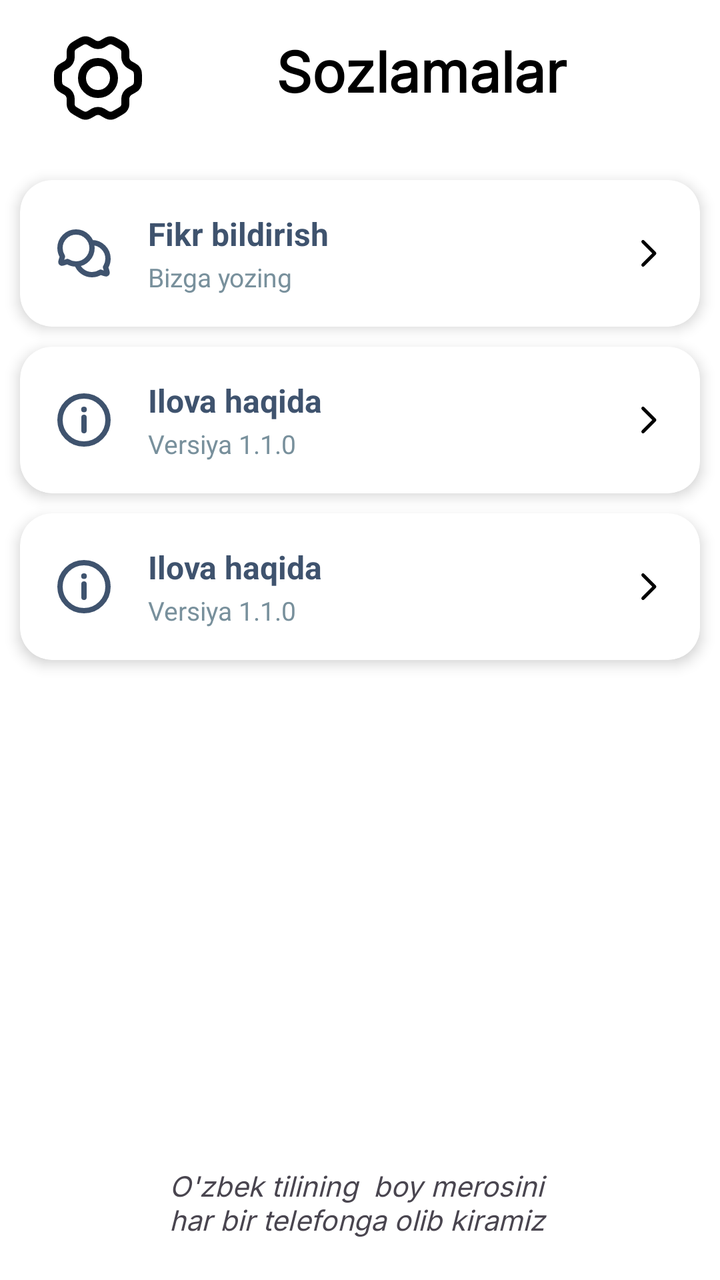
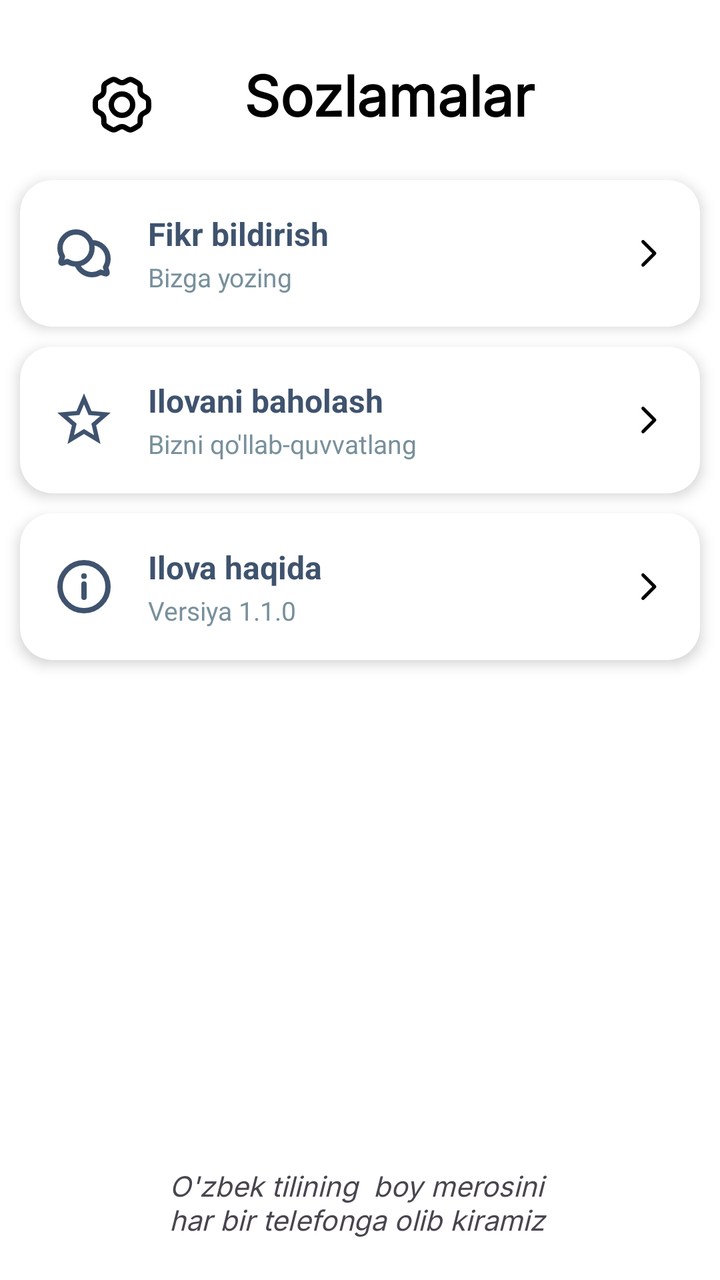

Compare the two renders of this Android layout. The source of the first and the diff that turns it into the second are given below.
<!-- AndroidManifest.xml: application theme Theme.OzbekTiliningIzohliUgati -->
<!-- res/layout/fragment_setting.xml -->
<?xml version="1.0" encoding="utf-8"?>
<androidx.constraintlayout.widget.ConstraintLayout xmlns:android="http://schemas.android.com/apk/res/android"
    xmlns:app="http://schemas.android.com/apk/res-auto"
    xmlns:tools="http://schemas.android.com/tools"
    android:layout_width="match_parent"
    android:layout_height="match_parent"
    android:background="@color/white"
    tools:context=".presentation.SettingFragment">

    <LinearLayout
        android:id="@+id/liner"
        android:layout_width="match_parent"
        android:layout_height="80dp"
        android:orientation="horizontal"
        android:paddingStart="25dp"
        android:paddingTop="15dp"
        app:layout_constraintEnd_toEndOf="parent"
        app:layout_constraintStart_toStartOf="parent"
        app:layout_constraintTop_toTopOf="parent">

        <androidx.appcompat.widget.AppCompatImageButton
            android:id="@+id/btn_sozlamalar"
            android:layout_width="wrap_content"
            android:layout_height="wrap_content"
            android:background="@null"
            android:src="@drawable/settings" />

        <View
            android:layout_width="65dp"
            android:layout_height="wrap_content" />

        <TextView
            android:layout_width="wrap_content"
            android:layout_height="wrap_content"
            android:fontFamily="@font/inter"
            android:text="Sozlamalar"
            android:textColor="@color/black"
            android:textSize="28sp"
            android:textStyle="bold" />
    </LinearLayout>

    <androidx.cardview.widget.CardView
        android:id="@+id/cardview1"
        android:layout_width="match_parent"
        android:layout_height="wrap_content"
        android:layout_margin="10dp"
        android:backgroundTint="@color/white"
        app:cardCornerRadius="16dp"
        app:cardElevation="4dp"
        app:layout_constraintEnd_toEndOf="parent"
        app:layout_constraintStart_toStartOf="parent"
        app:layout_constraintTop_toBottomOf="@id/liner">

        <LinearLayout
            android:layout_width="match_parent"
            android:layout_height="wrap_content"
            android:gravity="center_vertical"
            android:orientation="horizontal"
            android:padding="16dp">

            <ImageView
                android:layout_width="32dp"
                android:layout_height="32dp"
                android:src="@drawable/chat"
                app:tint="#3F536E" />

            <LinearLayout
                android:layout_width="0dp"
                android:layout_height="wrap_content"
                android:layout_marginStart="16dp"
                android:layout_weight="1"
                android:orientation="vertical">

                <TextView
                    android:layout_width="wrap_content"
                    android:layout_height="wrap_content"
                    android:text="Fikr bildirish"
                    android:textColor="#3F536E"
                    android:textSize="16sp"
                    android:textStyle="bold" />

                <TextView
                    android:layout_width="wrap_content"
                    android:layout_height="wrap_content"
                    android:layout_marginTop="2dp"
                    android:text="Bizga yozing"
                    android:textColor="#78909C"
                    android:textSize="13sp" />
            </LinearLayout>

            <ImageView
                android:id="@+id/btn_Telegram1"
                android:layout_width="20dp"
                android:layout_height="20dp"
                android:src="@drawable/right" />

        </LinearLayout>


    </androidx.cardview.widget.CardView>

    <androidx.cardview.widget.CardView
        android:id="@+id/cardview2"
        android:layout_width="match_parent"
        android:layout_height="wrap_content"
        android:layout_margin="10dp"
        android:backgroundTint="@color/white"
        app:cardCornerRadius="16dp"
        app:cardElevation="4dp"
        app:layout_constraintEnd_toEndOf="parent"
        app:layout_constraintStart_toStartOf="parent"
        app:layout_constraintTop_toBottomOf="@id/cardview1">

        <LinearLayout
            android:layout_width="match_parent"
            android:layout_height="wrap_content"
            android:gravity="center_vertical"
            android:orientation="horizontal"
            android:padding="16dp">

            <ImageView
                android:layout_width="32dp"
                android:layout_height="32dp"
                android:src="@drawable/info"
                app:tint="#3F536E" />

            <LinearLayout
                android:layout_width="0dp"
                android:layout_height="wrap_content"
                android:layout_marginStart="16dp"
                android:layout_weight="1"
                android:orientation="vertical">

                <TextView
                    android:layout_width="wrap_content"
                    android:layout_height="wrap_content"
                    android:text="Ilova haqida"
                    android:textColor="#3F536E"
                    android:textSize="16sp"
                    android:textStyle="bold" />

                <TextView
                    android:layout_width="wrap_content"
                    android:layout_height="wrap_content"
                    android:layout_marginTop="2dp"
                    android:text="Versiya 1.1.0"
                    android:textColor="#78909C"
                    android:textSize="13sp" />
            </LinearLayout>

            <ImageView
                android:id="@+id/btn_Telegram2"
                android:layout_width="20dp"
                android:layout_height="20dp"
                android:src="@drawable/right" />

        </LinearLayout>


    </androidx.cardview.widget.CardView>

    <androidx.cardview.widget.CardView
        android:id="@+id/cardview3"
        android:layout_width="match_parent"
        android:layout_height="wrap_content"
        android:layout_margin="10dp"
        android:backgroundTint="@color/white"
        app:cardCornerRadius="16dp"
        app:cardElevation="4dp"
        app:layout_constraintEnd_toEndOf="parent"
        app:layout_constraintStart_toStartOf="parent"
        app:layout_constraintTop_toBottomOf="@id/cardview2">

        <LinearLayout
            android:layout_width="match_parent"
            android:layout_height="wrap_content"
            android:gravity="center_vertical"
            android:orientation="horizontal"
            android:padding="16dp">

            <ImageView
                android:layout_width="32dp"
                android:layout_height="32dp"
                android:src="@drawable/info"
                app:tint="#3F536E" />

            <LinearLayout
                android:layout_width="0dp"
                android:layout_height="wrap_content"
                android:layout_marginStart="16dp"
                android:layout_weight="1"
                android:orientation="vertical">

                <TextView
                    android:layout_width="wrap_content"
                    android:layout_height="wrap_content"
                    android:text="Ilova haqida"
                    android:textColor="#3F536E"
                    android:textSize="16sp"
                    android:textStyle="bold" />

                <TextView
                    android:layout_width="wrap_content"
                    android:layout_height="wrap_content"
                    android:layout_marginTop="2dp"
                    android:text="Versiya 1.1.0"
                    android:textColor="#78909C"
                    android:textSize="13sp" />
            </LinearLayout>

            <ImageView
                android:id="@+id/btn_Telegram3"
                android:layout_width="20dp"
                android:layout_height="20dp"
                android:src="@drawable/right" />

        </LinearLayout>


    </androidx.cardview.widget.CardView>

    <TextView
        android:layout_width="wrap_content"
        android:layout_height="wrap_content"
        android:layout_marginBottom="20dp"
        android:text="O'zbek tilining  boy merosini \nhar bir telefonga olib kiramiz"
        android:textSize="14sp"
        android:fontFamily="@font/inter"
        android:textStyle="italic"
        app:layout_constraintBottom_toBottomOf="parent"
        app:layout_constraintEnd_toEndOf="parent"
        app:layout_constraintStart_toStartOf="parent" />
</androidx.constraintlayout.widget.ConstraintLayout>
<!-- resources referenced by this layout -->
<resources>
  <color name="black">#FF000000</color>
  <color name="white">#FFFFFFFF</color>
  <!-- drawable chat (drawable) -->
  <vector xmlns:android="http://schemas.android.com/apk/res/android"
      android:width="32dp"
      android:height="32dp"
      android:viewportWidth="24"
      android:viewportHeight="24">
    <path
        android:pathData="M9.338,15.991C12.495,15.815 15,13.2 15,10C15,6.686 12.314,4 9,4C5.686,4 3,6.686 3,10C3,11.181 3.341,12.282 3.93,13.21L3.506,14.482L3.505,14.484C3.343,14.971 3.262,15.215 3.319,15.377C3.37,15.518 3.482,15.63 3.623,15.68C3.785,15.738 4.027,15.657 4.511,15.496L4.518,15.494L5.79,15.07C6.718,15.659 7.819,16 9,16C9.114,16 9.226,15.997 9.338,15.991ZM9.338,15.991C9.338,15.991 9.338,15.99 9.338,15.991ZM9.338,15.991C10.159,18.326 12.384,20 15,20C16.181,20 17.282,19.659 18.21,19.07L19.482,19.494L19.485,19.494C19.972,19.657 20.216,19.738 20.378,19.68C20.519,19.63 20.63,19.518 20.68,19.377C20.738,19.215 20.657,18.971 20.494,18.482L20.07,17.21L20.212,16.975C20.714,16.098 21,15.082 21,14C21,10.686 18.314,8 15,8L14.775,8.004L14.662,8.01"
        android:strokeLineJoin="round"
        android:strokeWidth="2"
        android:fillColor="#00000000"
        android:strokeColor="#000000"
        android:strokeLineCap="round"/>
  </vector>
  <!-- drawable info (drawable) -->
  <vector xmlns:android="http://schemas.android.com/apk/res/android"
      android:width="24dp"
      android:height="24dp"
      android:viewportWidth="24"
      android:viewportHeight="24">
    <path
        android:pathData="M12,11V16M12,21C7.029,21 3,16.971 3,12C3,7.029 7.029,3 12,3C16.971,3 21,7.029 21,12C21,16.971 16.971,21 12,21ZM12.05,8V8.1L11.95,8.1V8H12.05Z"
        android:strokeLineJoin="round"
        android:strokeWidth="2"
        android:fillColor="#00000000"
        android:strokeColor="#000000"
        android:strokeLineCap="round"/>
  </vector>
  <!-- drawable right (drawable) -->
  <vector xmlns:android="http://schemas.android.com/apk/res/android"
      android:width="24dp"
      android:height="24dp"
      android:viewportWidth="24"
      android:viewportHeight="24">
    <path
        android:pathData="M9,5L16,12L9,19"
        android:strokeLineJoin="round"
        android:strokeWidth="2"
        android:fillColor="#00000000"
        android:strokeColor="#000000"
        android:strokeLineCap="round"/>
  </vector>
  <!-- drawable settings: vector/xml drawable (drawable, 3817 chars, omitted) -->
  <style name="Theme.OzbekTiliningIzohliUgati" parent="Base.Theme.OzbekTiliningIzohliUgati" />
  <style name="Base.Theme.OzbekTiliningIzohliUgati" parent="Theme.Material3.DayNight.NoActionBar">
          <item name="bottomNavigationStyle">@style/Widget.App.BottomNavigationView</item>
      </style>
  <style name="Widget.App.BottomNavigationView" parent="Widget.Design.BottomNavigationView">
          <item name="itemBackground">@android:color/transparent</item>
      </style>
</resources>

<!-- the commit's change to res/layout/fragment_setting.xml (unified diff, before → after) -->
@@ -22,16 +22,20 @@
             android:id="@+id/btn_sozlamalar"
             android:layout_width="wrap_content"
             android:layout_height="wrap_content"
+            android:layout_gravity="center_vertical"
+            android:layout_marginStart="20dp"
+            android:layout_marginTop="5dp"
             android:background="@null"
             android:src="@drawable/settings" />
 
         <View
-            android:layout_width="65dp"
+            android:layout_width="45dp"
             android:layout_height="wrap_content" />
 
         <TextView
             android:layout_width="wrap_content"
             android:layout_height="wrap_content"
+            android:layout_gravity="center_vertical"
             android:fontFamily="@font/inter"
             android:text="Sozlamalar"
             android:textColor="@color/black"
@@ -121,7 +125,7 @@
             <ImageView
                 android:layout_width="32dp"
                 android:layout_height="32dp"
-                android:src="@drawable/info"
+                android:src="@drawable/baseline_star_outline_24"
                 app:tint="#3F536E" />
 
             <LinearLayout
@@ -134,7 +138,7 @@
                 <TextView
                     android:layout_width="wrap_content"
                     android:layout_height="wrap_content"
-                    android:text="Ilova haqida"
+                    android:text="Ilovani baholash"
                     android:textColor="#3F536E"
                     android:textSize="16sp"
                     android:textStyle="bold" />
@@ -143,7 +147,7 @@
                     android:layout_width="wrap_content"
                     android:layout_height="wrap_content"
                     android:layout_marginTop="2dp"
-                    android:text="Versiya 1.1.0"
+                    android:text="Bizni qo'llab-quvvatlang"
                     android:textColor="#78909C"
                     android:textSize="13sp" />
             </LinearLayout>
@@ -223,9 +227,9 @@
         android:layout_width="wrap_content"
         android:layout_height="wrap_content"
         android:layout_marginBottom="20dp"
+        android:fontFamily="@font/inter"
         android:text="O'zbek tilining  boy merosini \nhar bir telefonga olib kiramiz"
         android:textSize="14sp"
-        android:fontFamily="@font/inter"
         android:textStyle="italic"
         app:layout_constraintBottom_toBottomOf="parent"
         app:layout_constraintEnd_toEndOf="parent"
<!-- resource entries referenced after the edit -->
@@ -2,6 +2,12 @@
 <resources>
   <color name="black">#FF000000</color>
   <color name="white">#FFFFFFFF</color>
+  <!-- drawable baseline_star_outline_24 (drawable) -->
+  <vector xmlns:android="http://schemas.android.com/apk/res/android" android:height="24dp" android:tint="#000000" android:viewportHeight="24" android:viewportWidth="24" android:width="24dp">
+        
+      <path android:fillColor="@android:color/white" android:pathData="M22,9.24l-7.19,-0.62L12,2 9.19,8.63 2,9.24l5.46,4.73L5.82,21 12,17.27 18.18,21l-1.63,-7.03L22,9.24zM12,15.4l-3.76,2.27 1,-4.28 -3.32,-2.88 4.38,-0.38L12,6.1l1.71,4.04 4.38,0.38 -3.32,2.88 1,4.28L12,15.4z"/>
+      
+  </vector>
   <!-- drawable chat (drawable) -->
   <vector xmlns:android="http://schemas.android.com/apk/res/android"
       android:width="32dp"
